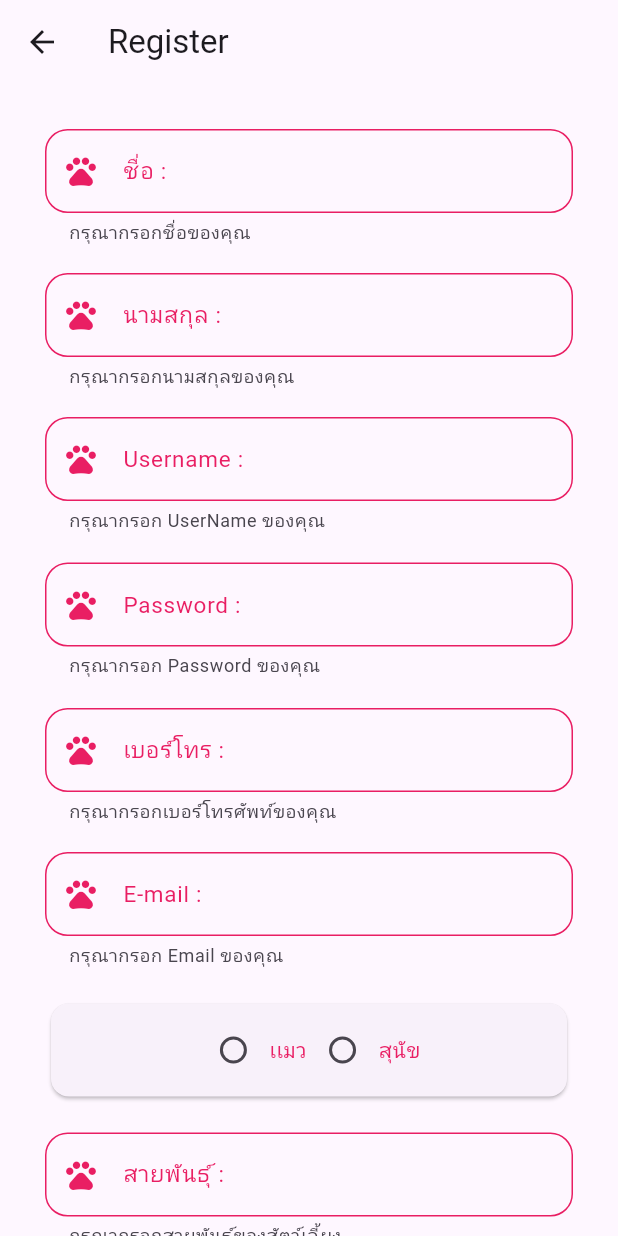
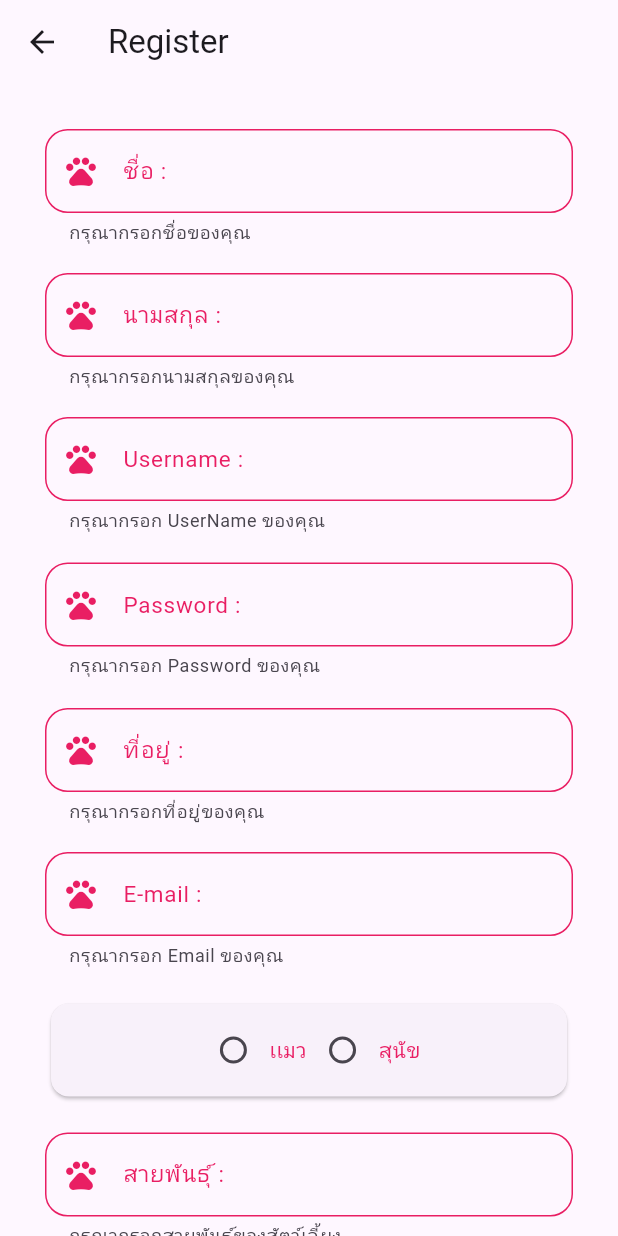
Before and after one commit to tomboyxz66/matchpet_frontend_B, a Flutter app: the Register screen opened by its route, on a phone screen of 412 x 824 dp. Run offline on Flutter 3.47's test engine with Material 2 defaults, Android fonts, the phone set to English and light mode, and no system bars; our stand-ins replace dio, get, get_storage, image_picker; accounts and stored records are empty.

Commit message:
commit register

```diff
--- a/lib/controller/register_controller.dart
+++ b/lib/controller/register_controller.dart
@@ -1,9 +1,7 @@
 import 'package:app/constant/constant.dart';
 import 'package:dio/dio.dart' as dio;
-import 'package:flutter/material.dart';
 import 'package:get/get.dart';
 import 'package:image_picker/image_picker.dart';
-import 'package:get_storage/get_storage.dart';
 
 class RegisterController extends GetxController {
   final ImagePicker _imagePicker = ImagePicker();
@@ -106,7 +104,7 @@ class RegisterController extends GetxController {
           'species': petSpecies.value,
           'breed': petBreed.value,
           'gender': petGender.value,
-          'age': petAge,
+          'age': petAge.value,
           'image': await dio.MultipartFile.fromFile(imagePath.value),
         },
       );
--- a/lib/pages/screen/chat_list/chat_page.dart
+++ b/lib/pages/screen/chat_list/chat_page.dart
@@ -45,7 +45,7 @@ class _ChatScreensState extends State<ChatScreens> {
                             Navigator.pop(context);
                           },
                           child: Container(
-                            color: Colors.grey,
+                            color: const Color.fromARGB(255, 214, 40, 40),
                             height: 40,
                             width: MediaQuery.of(context).size.width,
                             child: const Row(
--- a/lib/pages/screen/register.dart
+++ b/lib/pages/screen/register.dart
@@ -13,77 +13,13 @@ class Register extends StatefulWidget {
 }
 
 class _RegisterState extends State<Register> {
-  String username = "admins";
-  String email = "admins88@example.com";
-  String password = "admin";
-  String name = "Tom5";
-  String species = "Cat";
-  String gender = "Female";
-  int age = 5;
   // @override
-  String? choosType, lastName, user, passWord, tel;
+  var choosType;
   final ImagePicker _imagePicker = ImagePicker();
+  final RegisterController _controllerregis = Get.put(RegisterController());
 
-  String itemDog = 'Pomeranian';
-  List<String> dogList = [
-    'Pomeranian',
-    'Chihuahua',
-    'Siberian Husky',
-    'Alaskan Malamute',
-    'Shiba Inu',
-    'Welsh Corgi',
-    'American Bully',
-    'Yorkshire Terrier',
-    'Schnauzer',
-    'Dachshund',
-    'French bulldog',
-  ];
+  var itemGender;
 
-  String itemCat = 'Silver Blue';
-  List<String> catList = [
-    'Silver Blue',
-    'Khao Manee',
-    'Siamese',
-    'Scottish Fold',
-    'American Shorthair',
-    'British Shorthair',
-    'Exotic Shorthair',
-    'Persian',
-    'Ragdoll',
-    'Sphinx',
-    'Bengal',
-  ];
-
-  String itemAge = '<1';
-  List<String> ageList = [
-    '<1',
-    '1',
-    '2',
-    '3',
-    '4',
-    '5',
-    '6',
-    '7',
-    '8',
-    '9',
-    '10',
-    '11',
-    '12',
-    '13',
-    '14',
-    '15',
-    '16',
-    '17',
-    '18',
-    '19',
-    '20',
-  ];
-
-  String itemGender = 'Male';
-  List<String> genderList = [
-    'Male',
-    'Female',
-  ];
   final RegisterController _registerController = Get.put(RegisterController());
 
   @override
@@ -99,7 +35,7 @@ class _RegisterState extends State<Register> {
           Container(
             width: 250.0,
             child: TextField(
-              onChanged: (value) => name = value.trim(),
+              onChanged: (value) => _controllerregis.setFirsName(value),
               decoration: InputDecoration(
                 prefixIcon: Icon(
                   Icons.pets,
@@ -126,7 +62,7 @@ class _RegisterState extends State<Register> {
           Container(
             width: 250.0,
             child: TextField(
-              onChanged: (value) => lastName = value.trim(),
+              onChanged: (value) => _controllerregis.setLastName(value),
               decoration: InputDecoration(
                 prefixIcon: Icon(
                   Icons.pets,
@@ -153,7 +89,7 @@ class _RegisterState extends State<Register> {
           Container(
             width: 250.0,
             child: TextField(
-              onChanged: (value) => user = value.trim(),
+              onChanged: (value) => _controllerregis.setUsername(value),
               decoration: InputDecoration(
                 prefixIcon: Icon(
                   Icons.pets,
@@ -181,7 +117,7 @@ class _RegisterState extends State<Register> {
             width: 250.0,
             child: TextField(
               obscureText: true,
-              onChanged: (value) => passWord = value.trim(),
+              onChanged: (value) => _controllerregis.setPassword(value),
               decoration: InputDecoration(
                 prefixIcon: Icon(
                   Icons.pets,
@@ -208,14 +144,13 @@ class _RegisterState extends State<Register> {
           Container(
             width: 250.0,
             child: TextField(
-              keyboardType: TextInputType.phone,
-              onChanged: (value) => tel = value.trim(),
+              onChanged: (value) => _controllerregis.setLocation(value),
               decoration: InputDecoration(
                 prefixIcon: Icon(
                   Icons.pets,
                   color: Colors.pink,
                 ),
-                labelText: 'เบอร์โทร :',
+                labelText: 'ที่อยู่ :',
                 labelStyle: TextStyle(
                   color: Colors.pink,
                   fontSize: 15,
@@ -228,7 +163,7 @@ class _RegisterState extends State<Register> {
                   borderSide: BorderSide(color: Colors.pink),
                   borderRadius: BorderRadius.circular(15),
                 ),
-                helperText: 'กรุณากรอกเบอร์โทรศัพท์ของคุณ',
+                helperText: 'กรุณากรอกที่อยู่ของคุณ',
               ),
             ),
           ),
@@ -237,7 +172,7 @@ class _RegisterState extends State<Register> {
             width: 250.0,
             child: TextField(
               keyboardType: TextInputType.emailAddress,
-              onChanged: (value) => email = value.trim(),
+              onChanged: (value) => _controllerregis.setEmail(value),
               decoration: InputDecoration(
                 prefixIcon: Icon(
                   Icons.pets,
@@ -275,7 +210,9 @@ class _RegisterState extends State<Register> {
                             groupValue: choosType,
                             onChanged: (value) {
                               setState(() {
-                                choosType = value;
+                                choosType = value!;
+                                _controllerregis
+                                    .setPetSpecies(value.toString());
                                 print(value);
                               });
                             }),
@@ -294,7 +231,9 @@ class _RegisterState extends State<Register> {
                             groupValue: choosType,
                             onChanged: (value) {
                               setState(() {
-                                choosType = value;
+                                choosType = value!;
+                                _controllerregis
+                                    .setPetSpecies(value.toString());
                                 print(value);
                               });
                             }),
@@ -313,8 +252,7 @@ class _RegisterState extends State<Register> {
           Container(
             width: 250.0,
             child: TextField(
-              keyboardType: TextInputType.emailAddress,
-              onChanged: (value) => email = value.trim(),
+              onChanged: (value) => _controllerregis.setBreed(value),
               decoration: InputDecoration(
                 prefixIcon: Icon(
                   Icons.pets,
@@ -341,7 +279,7 @@ class _RegisterState extends State<Register> {
           Container(
             width: 250.0,
             child: TextField(
-              onChanged: (value) => user = value.trim(),
+              onChanged: (value) => _controllerregis.setPetName(value),
               decoration: InputDecoration(
                 prefixIcon: Icon(
                   Icons.pets,
@@ -364,58 +302,134 @@ class _RegisterState extends State<Register> {
               ),
             ),
           ),
+          Container(
+            width: 250.0,
+            child: TextField(
+              keyboardType: TextInputType.number,
+              onChanged: (value) =>
+                  _controllerregis.setPetAge(int.parse(value)),
+              decoration: InputDecoration(
+                prefixIcon: Icon(
+                  Icons.pets,
+                  color: Colors.pink,
+                ),
+                labelText: 'อายุ :',
+                labelStyle: TextStyle(
+                  color: Colors.pink,
+                  fontSize: 15,
+                ),
+                enabledBorder: OutlineInputBorder(
+                  borderSide: BorderSide(color: Colors.pink),
+                  borderRadius: BorderRadius.circular(15),
+                ),
+                focusedBorder: OutlineInputBorder(
+                  borderSide: BorderSide(color: Colors.pink),
+                  borderRadius: BorderRadius.circular(15),
+                ),
+                helperText: 'กรุณากรอกอายุสัตว์เลี้ยงของคุณ',
+              ),
+            ),
+          ),
           const SizedBox(height: 20.0),
-          Row(
+          // Row(
+          //   mainAxisAlignment: MainAxisAlignment.center,
+          //   children: [
+          //     Text(
+          //       'อายุ  ',
+          //       style: TextStyle(color: Colors.pink),
+          //     ),
+          //     DropdownButton(
+          //       style: TextStyle(color: Colors.pink),
+          //       value: itemAge,
+          //       items: ageList
+          //           .map((itemAge) =>
+          //               DropdownMenuItem(value: itemAge, child: Text(itemAge)))
+          //           .toList(),
+          //       onChanged: ((value) {
+          //         setState(
+          //           _controllerregis.setPetAge(int.parse(itemAge)),
+          //         );
+          //         print(value);
+          //       }),
+          //     ),
+          //     Text(
+          //       'ปี',
+          //       style: TextStyle(color: Colors.pink),
+          //     ),
+          //   ],
+          // ),
+          const SizedBox(height: 20.0),
+          Container(
+            height: 70,
+            child: Card(
+              child: Row(
                 mainAxisAlignment: MainAxisAlignment.center,
                 children: [
+                  Container(
+                    child: Row(
+                      children: [
+                        Radio(
+                            value: 'Male',
+                            groupValue: itemGender,
+                            onChanged: (value) {
+                              setState(() {
+                                itemGender = value!;
+                                _controllerregis.setPetGender(value.toString());
+                                print(value);
+                              });
+                            }),
                         Text(
-                'อายุ  ',
+                          'Male',
                           style: TextStyle(color: Colors.pink),
+                        )
+                      ],
                     ),
-              DropdownButton(
+                  ),
+                  Container(
+                    child: Row(
+                      children: [
+                        Radio(
+                            value: 'Female',
+                            groupValue: itemGender,
+                            onChanged: (value) {
+                              setState(() {
+                                itemGender = value!;
+                                _controllerregis.setPetGender(value.toString());
+                                print(value);
+                              });
+                            }),
+                        Text(
+                          'Female',
                           style: TextStyle(color: Colors.pink),
-                value: itemAge,
-                items: ageList
-                    .map((itemAge) =>
-                        DropdownMenuItem(value: itemAge, child: Text(itemAge)))
-                    .toList(),
-                onChanged: ((value) {
-                  setState(
-                    () => itemAge = value.toString(),
-                  );
-                  print(itemAge);
-                }),
+                        )
+                      ],
                     ),
-              Text(
-                'ปี',
-                style: TextStyle(color: Colors.pink),
                   ),
                 ],
               ),
-          const SizedBox(height: 20.0),
-          Row(
-            mainAxisAlignment: MainAxisAlignment.center,
-            children: [
-              Text(
-                'เพศ',
-                style: TextStyle(color: Colors.pink),
             ),
-              DropdownButton(
-                style: TextStyle(color: Colors.pink),
-                value: itemGender,
-                items: genderList
-                    .map((itemGender) => DropdownMenuItem(
-                        value: itemGender, child: Text(itemGender)))
-                    .toList(),
-                onChanged: ((value) {
-                  setState(
-                    () => itemGender = value.toString(),
-                  );
-                  print(itemGender);
-                }),
           ),
-            ],
-          ),
+          // Row(
+          //   mainAxisAlignment: MainAxisAlignment.center,
+          //   children: [
+          //     Text(
+          //       'เพศ',
+          //       style: TextStyle(color: Colors.pink),
+          //     ),
+          //     DropdownButton(yim
+          //       style: TextStyle(color: Colors.pink),
+          //       value: itemGender,
+          //       items: genderList
+          //           .map((itemGender) => DropdownMenuItem(
+          //               value: itemGender, child: Text(itemGender)))
+          //           .toList(),
+          //       onChanged: ((value) {
+          //         // setState(_controllerregis.setPetGender(value!));
+          //         print(itemGender);
+          //       }),
+          //     ),
+          //   ],
+          // ),
           const SizedBox(height: 20.0),
           Column(
             children: [
@@ -436,34 +450,11 @@ class _RegisterState extends State<Register> {
             ],
           ),
           const SizedBox(height: 20.0),
-          Container(
-            width: 250.0,
-            child: TextField(
-              decoration: InputDecoration(
-                prefixIcon: Icon(
-                  Icons.pets,
-                  color: Colors.pink,
-                ),
-                labelStyle: TextStyle(color: Colors.pink),
-                labelText: 'ข้อมูลเพิ่มเติม :',
-                enabledBorder: OutlineInputBorder(
-                  borderSide: BorderSide(color: Colors.pink),
-                  borderRadius: BorderRadius.circular(15),
-                ),
-                focusedBorder: OutlineInputBorder(
-                  borderSide: BorderSide(color: Colors.pink),
-                  borderRadius: BorderRadius.circular(15),
-                ),
-              ),
-              maxLines: 10,
-            ),
-          ),
-          const SizedBox(height: 20.0),
           const SizedBox(height: 20.0),
           Container(
             width: 250.0,
             child: ElevatedButton(
-              onPressed: () {},
+              onPressed: () => _controllerregis.registerUser(),
               child: Text('สมัครสมาชิก'),
               style: ElevatedButton.styleFrom(
                 primary: const Color.fromARGB(255, 241, 190, 207),
```
Also changed, not shown: lib/pages/screen/profile.dart (+0 -36 lines). Lines whose indentation alone changed are shown as unchanged.
